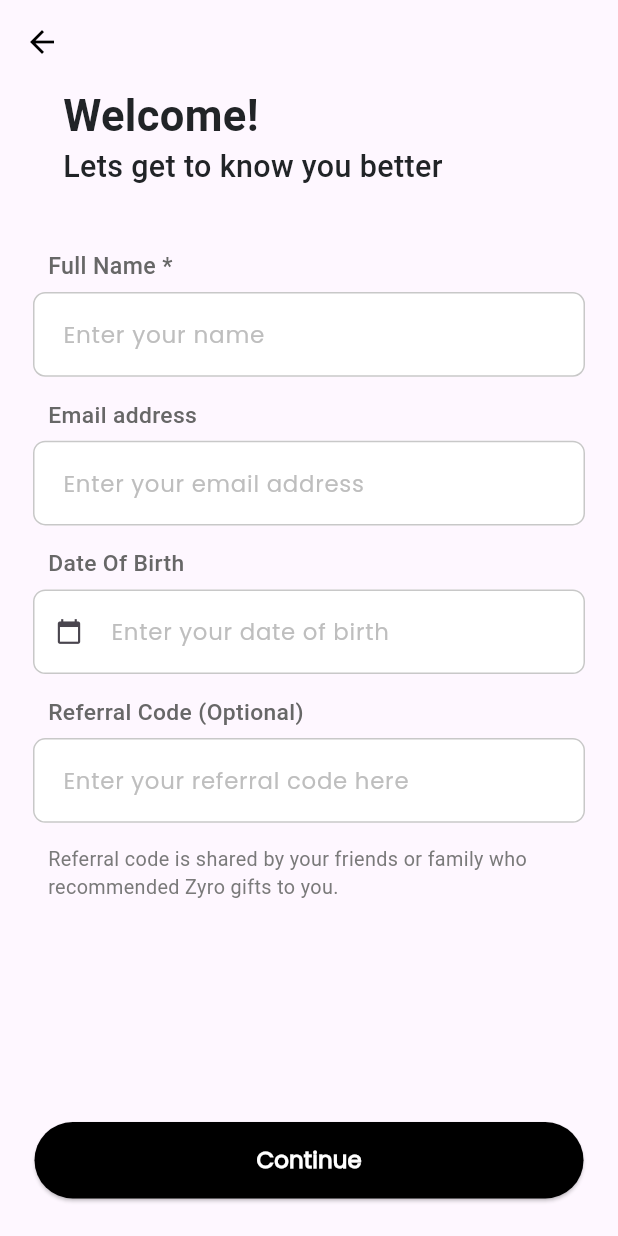
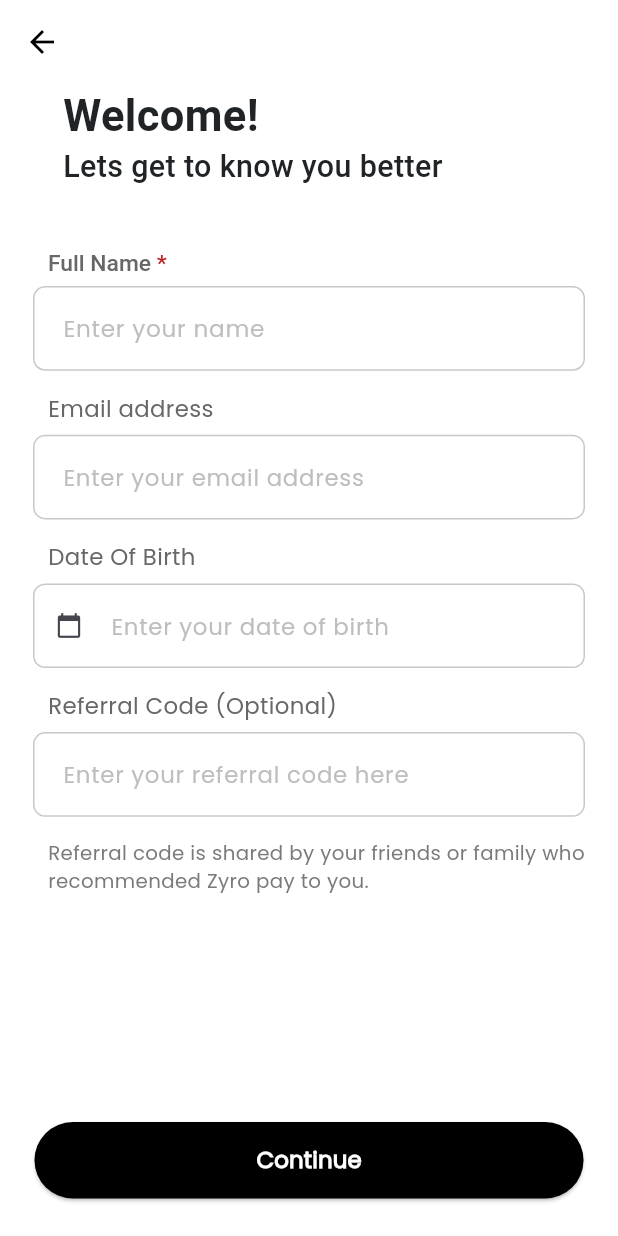
Before and after one commit to vinod7589/Zyro_gift, a Flutter app: the CustomerEnterDetails screen opened directly, on a phone screen of 412 x 824 dp. Run offline on Flutter 3.47's test engine with Material 2 defaults, Android fonts, the phone set to English and light mode, and no system bars; our stand-ins replace cached_network_image, dio, flutter_riverpod, flutter_screenutil, flutter_spinkit, flutter_svg and 3 more; missing offline and left inert: encrypt, flutter_no_internet_widget; accounts and stored records are empty; network calls fail; project files that could hold a hidden picture were left out.

Commit message:
ui fix 01/03/21024

```diff
--- a/lib/main.dart
+++ b/lib/main.dart
@@ -34,6 +34,7 @@ class MyApp extends StatelessWidget {
               debugShowCheckedModeBanner: isDebugMode,
               title: 'ZYRO Pay',
               theme: ThemeData(
+                fontFamily: 'Poppins',
                 colorScheme: ColorScheme.fromSeed(seedColor: Colors.deepPurple),
                 useMaterial3: true,
               ),
--- a/lib/src/view/mobile_view/home_page/home_items_page/card_details_page.dart
+++ b/lib/src/view/mobile_view/home_page/home_items_page/card_details_page.dart
@@ -345,9 +345,9 @@ class _CardDetailsPageState extends ConsumerState<CardDetailsPage> {
               backgroundColor: const Color.fromRGBO(35, 35, 35, 1),
               title: Text(
                 brandData.brand.toString(),
-                style: const TextStyle(
+                style: TextStyle(
                   color: Colors.white,
-                  fontSize: 16,
+                  fontSize: 18.sp,
                   fontWeight: FontWeight.w500,
                   height: 1.11,
                   letterSpacing: 0.08,
--- a/lib/src/view/mobile_view/home_page/home_items_page/pofile/MyCard_page.dart
+++ b/lib/src/view/mobile_view/home_page/home_items_page/pofile/MyCard_page.dart
@@ -4,6 +4,7 @@ import 'package:abc/src/view/Utility/constants.dart';
 import 'package:abc/src/view/mobile_view/home_page/home_items_page/pofile/My_cardDetails_page.dart';
 import 'package:flutter/material.dart';
 import 'package:flutter_screenutil/flutter_screenutil.dart';
+import 'package:intl/intl.dart';
 
 import '../../../../../Packages/loading_packags/build_loading_animation.dart';
 import '../../../../../infrastructure/repository/homePage_repo/home_page_repo.dart';
@@ -64,6 +65,7 @@ class _MyCardPageState extends State<MyCardPage> {
       appBar: AppBar(
           scrolledUnderElevation: 0,
           titleSpacing: 5,
+          leadingWidth: widget.isfrombottom == false ? 50.w : 20.w,
           leading: widget.isfrombottom == false
               ? IconButton(
                   onPressed: () {
@@ -117,6 +119,8 @@ class _MyCardPageState extends State<MyCardPage> {
                                         orderId: myCardListItems[index]
                                             .orderId
                                             .toString(),
+                                        totalCardworth: myCardListItems[index]
+                                            .totalVoucherAmount!,
                                       )));
                         },
                         child: Container(
--- a/lib/src/view/mobile_view/home_page/home_items_page/pofile/widget/about_toggle_widget.dart
+++ b/lib/src/view/mobile_view/home_page/home_items_page/pofile/widget/about_toggle_widget.dart
@@ -46,8 +46,8 @@ class _AboutThePageToggleWidgetState
                     'About the Brand',
                     style: TextStyle(
                       color: Colors.white,
-                      fontSize: 18.sp,
-                      fontWeight: FontWeight.w600,
+                      fontSize: 16.sp,
+                      fontWeight: FontWeight.w500,
                       letterSpacing: 0.24,
                     ),
                   ),
--- a/lib/src/view/mobile_view/home_page/home_items_page/pofile/widget/howto_redeem_widget.dart
+++ b/lib/src/view/mobile_view/home_page/home_items_page/pofile/widget/howto_redeem_widget.dart
@@ -63,7 +63,7 @@ class _HowToRedeemWidgetState extends ConsumerState<HowToRedeemWidget> {
                       'How To Redeem',
                       style: TextStyle(
                         color: Colors.white,
-                        fontSize: 18.sp,
+                        fontSize: 16.sp,
                         fontFamily: 'Poppins',
                         fontWeight: FontWeight.w500,
                         letterSpacing: 0.24,
--- a/lib/src/view/mobile_view/home_page/home_items_page/pofile/widget/terms_condition_widget.dart
+++ b/lib/src/view/mobile_view/home_page/home_items_page/pofile/widget/terms_condition_widget.dart
@@ -44,7 +44,7 @@ class _TermsConditionWidgetState extends State<TermsConditionWidget> {
                       'Terms & Conditions',
                       style: TextStyle(
                         color: Colors.white,
-                        fontSize: 18.sp,
+                        fontSize: 16.sp,
                         fontFamily: 'Poppins',
                         fontWeight: FontWeight.w500,
                         letterSpacing: 0.24,
--- a/lib/src/view/mobile_view/login_page/customer_enter_details.dart
+++ b/lib/src/view/mobile_view/login_page/customer_enter_details.dart
@@ -59,7 +59,9 @@ class _CustomerEnterDetailsState extends State<CustomerEnterDetails> {
   @override
   Widget build(BuildContext context) {
     return Scaffold(
+      backgroundColor: Colors.white,
       appBar: AppBar(
+        backgroundColor: Colors.white,
         leading: IconButton(
             onPressed: () {
               Navigator.of(context).pop();
@@ -109,12 +111,27 @@ class _CustomerEnterDetailsState extends State<CustomerEnterDetails> {
                   children: [
                     Padding(
                       padding: EdgeInsets.symmetric(horizontal: 10),
-                      child: Text(
-                        'Full Name *',
-                        style: TextStyle(
-                          color: Color(0xFF676767),
-                          fontSize: 15.sp.sp,
-                          fontWeight: FontWeight.w500,
+                      child: RichText(
+                        text: TextSpan(
+                          children: [
+                            TextSpan(
+                              text: 'Full Name',
+                              style: TextStyle(
+                                color: Color(0xFF676767),
+                                fontSize: 15.sp,
+                                fontWeight: FontWeight.w500,
+                              ),
+                            ),
+                            TextSpan(
+                              text: ' *',
+                              style: TextStyle(
+                                color: Color(
+                                    0xFFB91E1E), // Change the color as per your preference
+                                fontSize: 15.sp,
+                                fontWeight: FontWeight.w500,
+                              ),
+                            ),
+                          ],
                         ),
                       ),
                     ),
@@ -212,7 +229,7 @@ class _CustomerEnterDetailsState extends State<CustomerEnterDetails> {
                     Padding(
                       padding: EdgeInsets.only(left: 10),
                       child: Text(
-                        'Referral code is shared by your friends or family who recommended Zyro gifts to you.',
+                        'Referral code is shared by your friends or family who recommended Zyro pay to you.',
                         style: TextStyle(
                           color: Color(0xFF7A7A7A),
                           fontSize: 13.sp,
--- a/lib/src/view/mobile_view/login_page/onboarding_page.dart
+++ b/lib/src/view/mobile_view/login_page/onboarding_page.dart
@@ -125,7 +125,7 @@ class _OnboardingPage extends State<OnboardingPage> {
                                       backgroundColor: MaterialStatePropertyAll(
                                           Colors.black)),
                                   onPressed: () {
-                                    Navigator.pushReplacement(
+                                    Navigator.push(
                                         context,
                                         MaterialPageRoute(
                                             builder: (context) =>
--- a/lib/src/view/mobile_view/login_page/otp_verification_page.dart
+++ b/lib/src/view/mobile_view/login_page/otp_verification_page.dart
@@ -143,6 +143,7 @@ class _OtpVerificationPageState extends State<OtpVerificationPage> {
                         Text(
                           'Zyro Pay',
                           style: TextStyle(
+                            fontFamily: 'Poppins',
                             color: Colors.white,
                             fontSize: 18.sp,
                             fontWeight: FontWeight.w600,
@@ -161,6 +162,7 @@ class _OtpVerificationPageState extends State<OtpVerificationPage> {
                               Text(
                                 'enter the OTP sent to',
                                 style: TextStyle(
+                                  fontFamily: 'Poppins',
                                   color: Colors.white,
                                   fontSize: 20.sp,
                                   fontWeight: FontWeight.w500,
@@ -175,6 +177,7 @@ class _OtpVerificationPageState extends State<OtpVerificationPage> {
                                   Text(
                                     '+91 ',
                                     style: TextStyle(
+                                      fontFamily: 'Poppins',
                                       color: Colors.white,
                                       fontSize: 15.sp,
                                       fontWeight: FontWeight.w400,
@@ -183,6 +186,7 @@ class _OtpVerificationPageState extends State<OtpVerificationPage> {
                                   Text(
                                     UserPreferences.userMobile,
                                     style: TextStyle(
+                                      fontFamily: 'Poppins',
                                       color: Colors.white,
                                       fontSize: 15.sp,
                                       fontWeight: FontWeight.w400,
--- a/lib/src/view/mobile_view/searchPage/search_brand_pagination_page.dart
+++ b/lib/src/view/mobile_view/searchPage/search_brand_pagination_page.dart
@@ -160,7 +160,8 @@ class _SearchBrandPaginationPageState
                                     fadeInDuration: Duration(milliseconds: 100),
                                     imageUrl: baseUrl +
                                         filteredBrandPaginationProvider
-                                            .filteredBrandList[index].image
+                                            .filteredBrandList[index]
+                                            .defaultImage
                                             .toString(),
                                     fit: BoxFit.fill,
                                     errorWidget: (context, error, stackTrace) {
```
Also changed, not shown: lib/src/infrastructure/repository/auth_repo.dart (+5 -2 lines), lib/src/view/mobile_view/bottomNavigationBar_tabs/pofile_page.dart (+73 -71 lines), lib/src/view/mobile_view/home_page/home_items_page/pofile/My_cardDetails_page.dart (+22 -6 lines), lib/src/view/mobile_view/home_page/home_page.dart (+10 -1 lines), lib/src/view/mobile_view/login_page/mobile_number_page.dart (+10 -4 lines), lib/src/view/mobile_view/searchPage/search_mobile_page.dart (+17 -7 lines), assets/images/gift.png.
